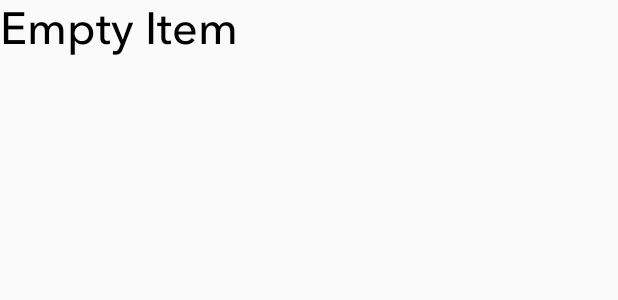
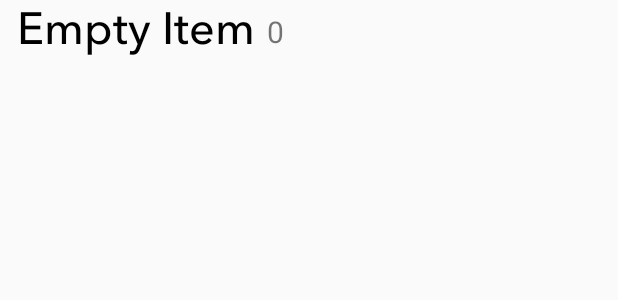
Before and after one commit to BeefxWellington/CMSC355Project, an Android app: the layout recycler_item.xml on its own in the app's theme, with its tools: preview values and no code run, on a phone screen of 412 x 824 dp. Shown: the top 300 px of the screen. Run offline under Robolectric (Android 15) with nearby library versions, the phone set to English and light mode, and no system bars.

Commit message:
added timestamps to recycler items

```diff
--- a/app/src/main/java/com/example/my2cents/recycler.java
+++ b/app/src/main/java/com/example/my2cents/recycler.java
@@ -79,7 +79,7 @@ public class recycler extends AppCompatActivity {
         amount++;
         recyclerText.setText(String.valueOf(amount));
     }
-    //for decrease button if addedbubb
+    //for decrease button if add
     private void decrease() {
         if (amount > 0) {
             amount--;
--- a/app/src/main/java/com/example/my2cents/recyclerAdapter.java
+++ b/app/src/main/java/com/example/my2cents/recyclerAdapter.java
@@ -20,12 +20,14 @@ public class recyclerAdapter extends RecyclerView.Adapter<recyclerAdapter.recycl
 
     public class recyclerViewHolder extends RecyclerView.ViewHolder {
         public TextView nameText;
+        public TextView timestampText;
         //public TextView countText; //use if using user facing counter (we are not)
 
         public recyclerViewHolder(View itemView) {
             super(itemView);
 
             nameText = itemView.findViewById(R.id.name_item);
+            timestampText = itemView.findViewById(R.id.timestamp_item);
         }
     }
 
@@ -47,9 +49,11 @@ public class recyclerAdapter extends RecyclerView.Adapter<recyclerAdapter.recycl
         String name = mCursor.getString(mCursor.getColumnIndex(SQLContract.SQLEntry.COLUMN_NAME));
         int amount = mCursor.getInt(mCursor.getColumnIndex(SQLContract.SQLEntry.COLUMN_AMOUNT));
         long id = mCursor.getLong(mCursor.getColumnIndex(SQLContract.SQLEntry._ID)); //gets ID from database
+        String timeStamp = mCursor.getString(mCursor.getColumnIndex(SQLContract.SQLEntry.COLUMN_TIMESTAMP)); //experimental print timestamps
 
         holder.nameText.setText(name);
         holder.itemView.setTag(id); //passes id of item to recycler activity (i.e.: the recycler that the user sees
+        holder.timestampText.setText(timeStamp);
         //holder.countText.setText(String.valueOf((amount))); // uncomment if using forward facing counter of total items
     }
 
--- a/app/src/main/res/drawable/yellowbutton.xml
+++ b/app/src/main/res/drawable/yellowbutton.xml
@@ -4,7 +4,7 @@
         <shape android:shape="rectangle"  >
             <corners android:radius="10dip" />
             <stroke android:width="1dip" android:color="#C79B23" />
-            <gradient android:angle="-90" android:startColor="#C79B23" android:endColor="#C79B23"  />
+            <gradient android:angle="-90" android:startColor="#E2E82C" android:endColor="#E2E82C"  />
         </shape>
     </item>
     <item android:state_focused="true">
@@ -18,7 +18,7 @@
         <shape android:shape="rectangle"  >
             <corners android:radius="10dip" />
             <stroke android:width="1dip" android:color="#C79B23" />
-            <gradient android:angle="-90" android:startColor="#C79B23" android:endColor="#C79B23" />
+            <gradient android:angle="-90" android:startColor="#C79B23" android:endColor="#E2E82C" />
         </shape>
     </item>
 </selector>
--- a/app/src/main/res/layout/recycler_item.xml
+++ b/app/src/main/res/layout/recycler_item.xml
@@ -7,19 +7,19 @@
     android:layout_height="wrap_content"
     >
 
-    <!-- <TextView
+    <TextView
         android:id="@+id/quantity_item"
         android:layout_width="wrap_content"
         android:layout_height="wrap_content"
         android:gravity="center"
-        android:text="0"
+        android:text=""
         android:textSize="30dp"
         app:layout_constraintBottom_toBottomOf="parent"
         app:layout_constraintEnd_toEndOf="parent"
         app:layout_constraintHorizontal_bias="0.017"
         app:layout_constraintStart_toStartOf="parent"
         app:layout_constraintTop_toTopOf="parent"
-        app:layout_constraintVertical_bias="0.011" /> -->
+        app:layout_constraintVertical_bias="0.011" />
 
     <TextView
         android:id="@+id/name_item"
@@ -34,8 +34,23 @@
         app:layout_constraintEnd_toEndOf="parent"
         app:layout_constraintHorizontal_bias="0.0"
         app:layout_constraintTop_toTopOf="parent"
-        app:layout_constraintVertical_bias="0.011"/>
-    <!-- app:layout_constraintStart_toEndOf="@+id/quantity_item" -->
+        app:layout_constraintVertical_bias="0.011"
+        app:layout_constraintStart_toEndOf="@+id/quantity_item"/>
+
+    <TextView
+        android:id="@+id/timestamp_item"
+        android:layout_width="wrap_content"
+        android:layout_height="wrap_content"
+        android:layout_marginStart="8dp"
+        android:gravity="center"
+        android:text="0"
+        android:textSize="20dp"
+        app:layout_constraintBottom_toBottomOf="parent"
+        app:layout_constraintEnd_toEndOf="parent"
+        app:layout_constraintHorizontal_bias="0.0"
+        app:layout_constraintStart_toEndOf="@id/name_item"
+        app:layout_constraintTop_toTopOf="parent"
+        app:layout_constraintVertical_bias="0.538" />
 
 
 </androidx.constraintlayout.widget.ConstraintLayout>
--- a/app/src/main/res/values/colors.xml
+++ b/app/src/main/res/values/colors.xml
@@ -7,6 +7,7 @@
     <color name="red">#B44452</color>
     <color name="logoRed">#AA2E41</color>
     <color name="logoYellow">#C79B23</color>
+    <color name="yellowYellow">#E2E82C</color>
     <color name="white">#FFFFFF</color>
     <color name="gray">#A5A5A5</color>
     <color name="lightgray">#A2A2A2</color>
```
Also changed, not shown: 3 other files.
